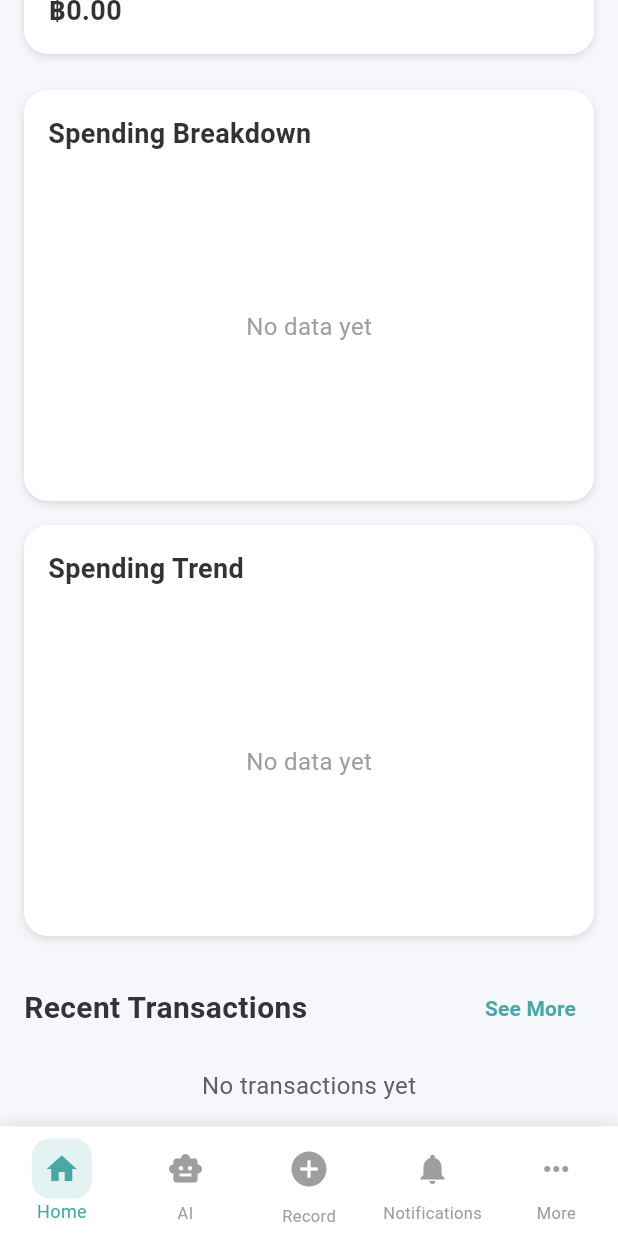
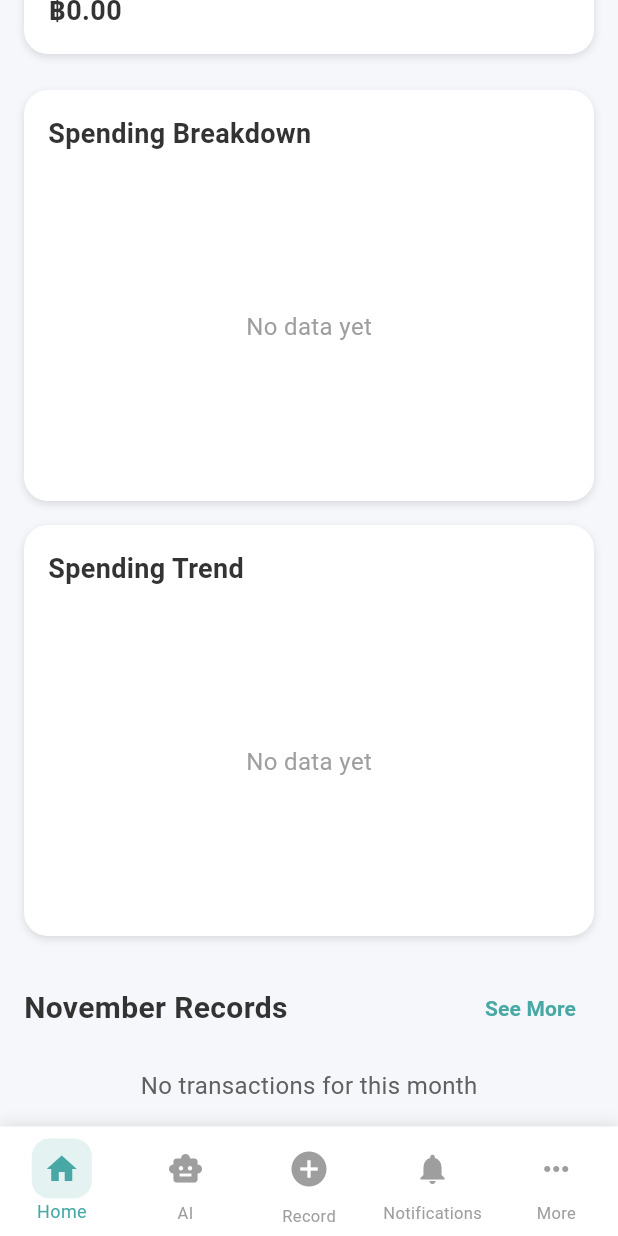
Before and after one commit to nooele2/BudgetBear, a Flutter app: the HomePage screen opened directly, scrolled down 742 dp, on a phone screen of 412 x 824 dp. Run offline on Flutter 3.47's test engine with Material 3 defaults, Android fonts, the phone set to English and light mode, and no system bars; our stand-ins replace cloud_firestore, firebase_auth, firebase_core, fl_chart, flutter_dotenv, google_fonts and 2 more; accounts and stored records are empty.

Commit message:
recent records modified

```diff
--- a/lib/pages/home_page.dart
+++ b/lib/pages/home_page.dart
@@ -173,8 +173,8 @@ class _HomePageState extends State<HomePage> {
                     ),
                     const SizedBox(height: 24),
 
-                    // Recent Transactions
-                    _buildRecentTransactionsSection(
+                    // Month Records (formerly Recent Transactions)
+                    _buildMonthRecordsSection(
                       textColor: textColor,
                       subtextColor: subtextColor,
                       cardColor: cardColor,
@@ -389,18 +389,21 @@ class _HomePageState extends State<HomePage> {
     );
   }
 
-  Widget _buildRecentTransactionsSection({
+  Widget _buildMonthRecordsSection({
     required Color textColor,
     required Color subtextColor,
     required Color cardColor,
   }) {
+    // Get the month name for display
+    final monthName = MonthYearPicker.months[currentMonthIndex];
+
     return Column(
       children: [
         Row(
           mainAxisAlignment: MainAxisAlignment.spaceBetween,
           children: [
             Text(
-              "Recent Transactions",
+              "$monthName Records",
               style: TextStyle(
                 fontSize: 20,
                 fontWeight: FontWeight.bold,
@@ -426,21 +429,28 @@ class _HomePageState extends State<HomePage> {
         ),
         const SizedBox(height: 16),
         StreamBuilder(
-          stream: _firestoreService.getRecentTransactionsStream(),
+          stream: _firestoreService.getTransactionsByMonth(
+            selectedYear,
+            currentMonthIndex + 1, // Convert to 1-based month
+          ),
           builder: (context, snapshot) {
             if (snapshot.connectionState == ConnectionState.waiting) {
               return const Center(child: CircularProgressIndicator());
             }
             if (!snapshot.hasData || snapshot.data!.isEmpty) {
               return Text(
-                "No transactions yet",
+                "No transactions for this month",
                 style: TextStyle(color: subtextColor, fontSize: 16),
               );
             }
 
             final transactions = snapshot.data!;
+
+            // Take only the first 5 transactions for the home page
+            final displayTransactions = transactions.take(5).toList();
+
             return Column(
-              children: transactions.map<Widget>((tx) {
+              children: displayTransactions.map<Widget>((tx) {
                 final type = (tx['type'] ?? '').toString().toLowerCase();
                 final isExpense = type == 'expense';
                 final amount = (tx['amount'] ?? 0.0).toDouble();
```
Also changed, not shown: lib/services/firestore.dart (+28 -0 lines).
